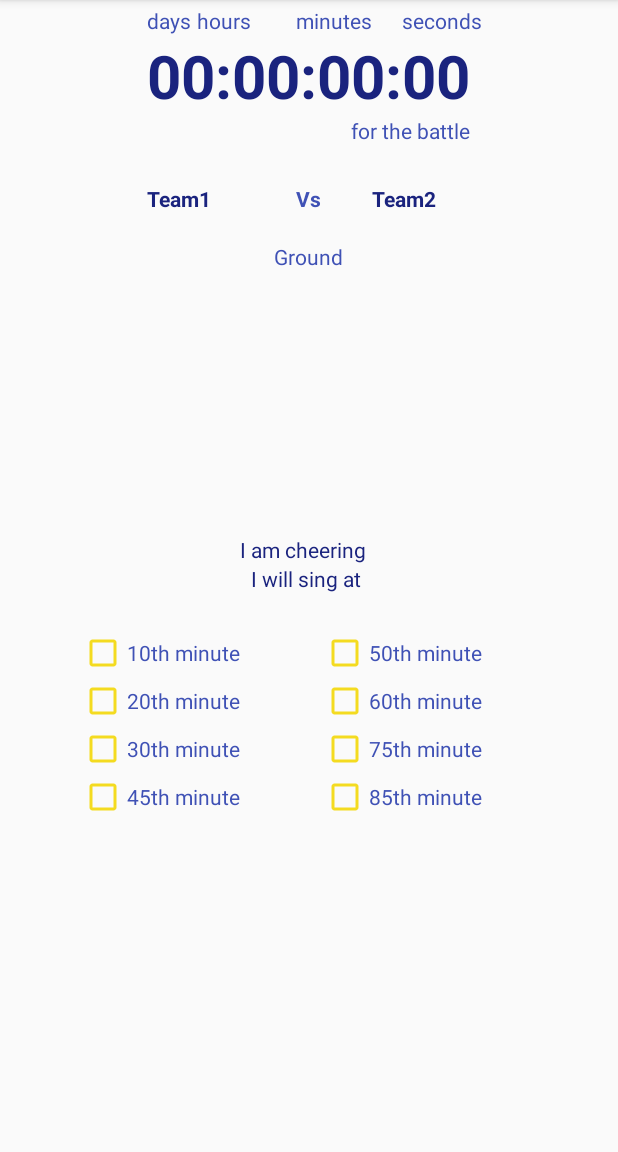
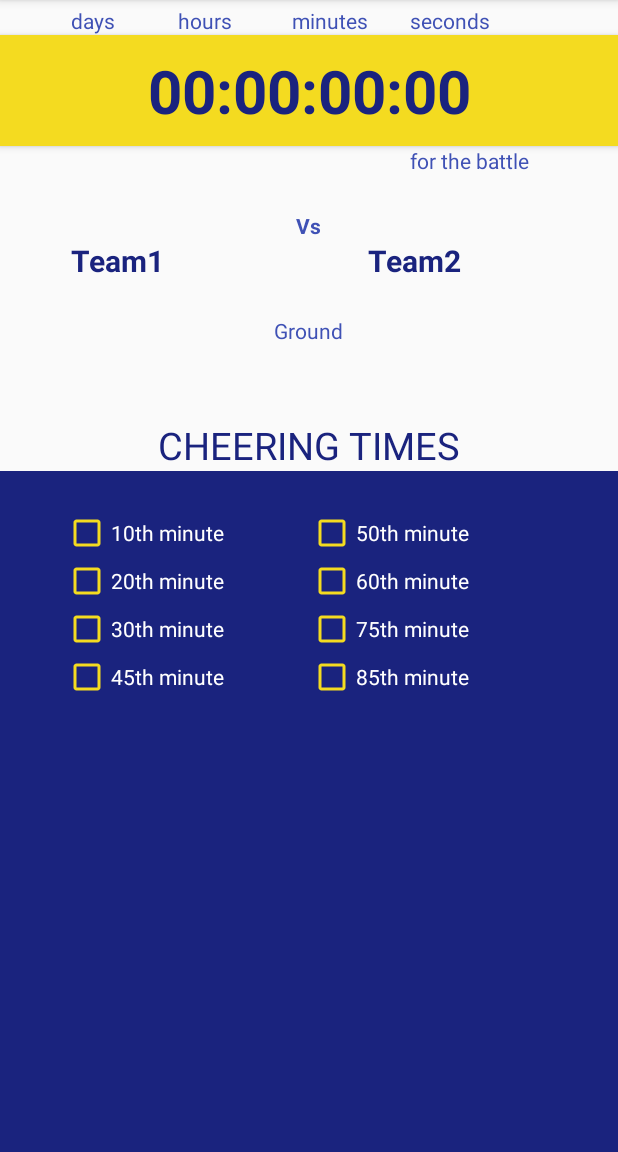
Before and after one commit to Arpoapps/apps, an Android app: the fragment ISLMatchPage placed in its activity, on a phone screen of 412 x 824 dp, the part 84-1236 px from its top. Run offline under Robolectric (Android 15) with nearby library versions, the phone set to English and light mode, and no system bars; libraries missing offline, so code that uses them is left out: org.apache.commons; 2 statements that could not run were skipped.

Commit message:
Shambus changes via mail

```diff
--- a/Aarppo/app/src/main/java/com/appstory/aarppo/AarpoBlast.java
+++ b/Aarppo/app/src/main/java/com/appstory/aarppo/AarpoBlast.java
@@ -23,7 +23,7 @@ import java.util.concurrent.TimeUnit;
 
 public class AarpoBlast extends AppCompatActivity {
     long timeLeft;
-    TextView txtCountDown;// = (TextView)findViewById(R.id.txt_counter_cheer);
+    TextView txtCountDown,txtarpo;// = (TextView)findViewById(R.id.txt_counter_cheer);
 
     Handler handler2;
     Boolean bool = false;
@@ -71,6 +71,7 @@ public class AarpoBlast extends AppCompatActivity {
             {
                 handler2.removeCallbacks(updateTimer);
                 txtCountDown.setVisibility(View.GONE);
+                txtarpo.setVisibility(View.GONE);
 
                 dhandler= new Handler();
                 dhandler.postDelayed(new Runnable() {
@@ -102,7 +103,7 @@ public class AarpoBlast extends AppCompatActivity {
         setContentView(R.layout.activity_aarpo_blast);
         donotplay = false;
         txtCountDown = (TextView)findViewById(R.id.txt_counter_cheer);
-
+        txtarpo= (TextView) findViewById(R.id.textarpo);
 
         matchTime = getIntent().getLongExtra("todaysGameTime",0);
         Date dt= getDateNow();
--- a/Aarppo/app/src/main/res/layout/fragment_islmatch_page.xml
+++ b/Aarppo/app/src/main/res/layout/fragment_islmatch_page.xml
@@ -3,8 +3,6 @@
     android:layout_width="match_parent"
     android:layout_height="match_parent"
     android:layout_marginTop="60sp"
-    android:layout_marginLeft="10sp"
-    android:layout_marginRight="10sp"
     tools:context="com.appstory.aarppo.ISLMatchPage">
 
     <!-- TODO: Update blank fragment layout -->
@@ -14,8 +12,60 @@
         android:orientation="vertical"
         android:layout_width="match_parent"
         android:layout_height="match_parent"
-        android:layout_gravity="left|bottom">
+        android:layout_gravity="center">
 
+        <TextView
+            android:layout_width="wrap_content"
+            android:layout_height="wrap_content"
+            android:text="days"
+            android:textColor="@color/colorAccent"
+            android:id="@+id/textView4"
+            android:layout_marginStart="47dp"
+            android:layout_alignParentTop="true"
+            android:layout_alignParentStart="true" />
+        <TextView
+            android:layout_width="wrap_content"
+            android:layout_height="wrap_content"
+            android:text="hours"
+            android:textColor="@color/colorAccent"
+            android:id="@+id/textView5"
+            android:layout_marginStart="42dp"
+            android:layout_above="@+id/txt_countDown"
+            android:layout_toEndOf="@+id/textView4" />
+        <TextView
+            android:layout_width="wrap_content"
+            android:layout_height="wrap_content"
+            android:text="minutes"
+            android:textColor="@color/colorAccent"
+            android:id="@+id/textView6"
+            android:layout_marginStart="40dp"
+            android:layout_alignParentTop="true"
+            android:layout_toEndOf="@+id/textView5" />
+        <TextView
+            android:layout_width="wrap_content"
+            android:layout_height="wrap_content"
+            android:text="seconds"
+            android:textColor="@color/colorAccent"
+            android:id="@+id/textView7"
+            android:layout_alignParentTop="true"
+            android:layout_toEndOf="@+id/textView6"
+            android:layout_marginStart="28dp" />
+
+        <TextView
+            android:layout_width="match_parent"
+            android:layout_height="wrap_content"
+            android:paddingTop="10dp"
+            android:paddingBottom="10dp"
+            android:text="00: 00 : 00 : 00"
+            android:textColor="@color/colorPrimary"
+            android:textStyle="bold"
+            android:background="@color/colorPrimaryDark"
+            android:gravity="center"
+            android:id="@+id/txt_countDown"
+            android:textSize="40sp"
+            android:elevation="3dp"
+            android:layout_below="@+id/textView4"
+            android:layout_alignParentStart="true" />
         <TextView
             android:layout_width="wrap_content"
             android:layout_height="wrap_content"
@@ -25,54 +75,7 @@
             android:textAlignment="center"
             android:layout_gravity="right"
             android:layout_below="@+id/txt_countDown"
-            android:layout_alignEnd="@+id/txt_countDown" />
-
-        <TextView
-            android:layout_width="wrap_content"
-            android:layout_height="wrap_content"
-            android:text="days"
-            android:textColor="@color/colorAccent"
-            android:id="@+id/textView4"
-            android:layout_alignParentTop="true"
-            android:layout_alignStart="@+id/txt_countDown" />
-
-        <TextView
-            android:layout_width="wrap_content"
-            android:layout_height="wrap_content"
-            android:text="hours"
-            android:textColor="@color/colorAccent"
-            android:id="@+id/textView5"
-            android:layout_alignParentTop="true"
-            android:layout_toStartOf="@+id/textView10" />
-
-        <TextView
-            android:layout_width="wrap_content"
-            android:layout_height="wrap_content"
-            android:text="00: 00 : 00 : 00"
-            android:textColor="@color/colorPrimary"
-            android:textStyle="bold"
-            android:id="@+id/txt_countDown"
-            android:textSize="40sp"
-            android:layout_below="@+id/textView5"
-            android:layout_centerHorizontal="true" />
-
-        <TextView
-            android:layout_width="wrap_content"
-            android:layout_height="wrap_content"
-            android:text="minutes"
-            android:textColor="@color/colorAccent"
-            android:id="@+id/textView6"
-            android:layout_alignParentTop="true"
-            android:layout_alignStart="@+id/textView8" />
-
-        <TextView
-            android:layout_width="wrap_content"
-            android:layout_height="wrap_content"
-            android:text="seconds"
-            android:textColor="@color/colorAccent"
-            android:id="@+id/textView7"
-            android:layout_alignParentTop="true"
-            android:layout_alignEnd="@+id/chk_Aarpo5" />
+            android:layout_alignStart="@+id/textView7" />
 
         <TextView
             android:layout_width="wrap_content"
@@ -82,12 +85,11 @@
             android:lines="2"
             android:id="@+id/isl_team1"
             android:textStyle="bold"
+            android:textSize="20dp"
             android:textColor="@color/colorPrimary"
-            android:layout_marginTop="26dp"
-            android:layout_below="@+id/textView"
-            android:layout_alignStart="@+id/txt_countDown"
-            android:layout_toStartOf="@+id/textView10" />
-
+            android:layout_below="@+id/textView8"
+            android:layout_alignEnd="@+id/textView5"
+            android:layout_alignStart="@+id/textView4" />
         <TextView
             android:layout_width="wrap_content"
             android:layout_height="wrap_content"
@@ -95,95 +97,100 @@
             android:textStyle="bold"
             android:textColor="@color/colorAccent"
             android:id="@+id/textView8"
-            android:layout_alignTop="@+id/isl_team1"
+            android:layout_marginTop="24dp"
+            android:layout_below="@+id/textView"
             android:layout_centerHorizontal="true" />
-
         <TextView
             android:layout_width="wrap_content"
             android:layout_height="wrap_content"
             android:text="Team2"
             android:textStyle="bold"
+            android:textSize="20dp"
             android:textColor="@color/colorPrimary"
             android:maxLines="2"
             android:lines="2"
             android:id="@+id/isl_team2"
-            android:layout_alignTop="@+id/textView8"
-            android:layout_alignEnd="@+id/txt_countDown"
+            android:layout_alignTop="@+id/isl_team1"
+            android:layout_alignEnd="@+id/textView"
             android:layout_toEndOf="@+id/textView6" />
-
         <TextView
             android:layout_width="wrap_content"
             android:layout_height="wrap_content"
             android:text="Ground"
             android:textColor="@color/colorAccent"
             android:id="@+id/isl_ground"
-            android:layout_marginTop="19dp"
-            android:layout_below="@+id/textView8"
+            android:layout_below="@+id/isl_team2"
             android:layout_centerHorizontal="true" />
-
         <TextView
-            android:layout_width="wrap_content"
+            android:layout_width="match_parent"
             android:layout_height="wrap_content"
-            android:text="I am cheering"
+            android:gravity="center"
+            android:text="CHEERING TIMES"
+            android:textSize="25dp"
             android:id="@+id/textView9"
             android:textColor="@color/colorPrimary"
-            android:layout_above="@+id/textView10"
-            android:layout_alignEnd="@+id/textView10" />
-
-        <TextView
-            android:layout_width="wrap_content"
-            android:layout_height="wrap_content"
-            android:text="I will sing at "
-            android:textColor="@color/colorPrimary"
-            android:id="@+id/textView10"
-            android:layout_centerVertical="true"
-            android:layout_centerHorizontal="true" />
-
+            android:layout_marginTop="49dp"
+            android:layout_below="@+id/isl_ground"
+            android:layout_alignParentStart="true" />
+        <RelativeLayout
+            android:layout_width="match_parent"
+            android:layout_height="fill_parent"
+            android:background="@color/colorPrimary"
+            android:layout_below="@+id/textView9"
+            android:layout_alignParentStart="true">
             <CheckBox
                 android:layout_width="wrap_content"
                 android:layout_height="wrap_content"
                 android:text="10th minute"
                 android:id="@+id/chk_Aarpo1"
-            android:layout_marginTop="24dp"
                 android:checked="false"
-            android:textColor="@color/colorAccent"
+                android:textColor="#ffffff"
                 android:buttonTint="@color/colorPrimaryDark"
-            android:layout_below="@+id/textView10"
-            android:layout_toStartOf="@+id/textView9" />
-
+                android:layout_marginStart="42dp"
+                android:layout_alignParentTop="true"
+                android:layout_alignParentStart="true"
+                android:layout_marginTop="25dp" />
             <CheckBox
                 android:layout_width="wrap_content"
                 android:layout_height="wrap_content"
                 android:text="20th minute"
                 android:id="@+id/chk_Aarpo2"
                 android:checked="false"
-            android:textColor="@color/colorAccent"
+                android:textColor="#ffffff"
                 android:buttonTint="@color/colorPrimaryDark"
                 android:layout_below="@+id/chk_Aarpo1"
                 android:layout_alignStart="@+id/chk_Aarpo1" />
-
             <CheckBox
                 android:layout_width="wrap_content"
                 android:layout_height="wrap_content"
                 android:text="30th minute"
                 android:id="@+id/chk_Aarpo3"
                 android:checked="false"
-            android:textColor="@color/colorAccent"
+                android:textColor="#ffffff"
                 android:buttonTint="@color/colorPrimaryDark"
                 android:layout_below="@+id/chk_Aarpo2"
                 android:layout_alignStart="@+id/chk_Aarpo2" />
-
+            <CheckBox
+                android:layout_width="wrap_content"
+                android:layout_height="wrap_content"
+                android:text="45th minute"
+                android:id="@+id/chk_Aarpo4"
+                android:checked="false"
+                android:textColor="#ffffff"
+                android:buttonTint="@color/colorPrimaryDark"
+                android:layout_below="@+id/chk_Aarpo3"
+                android:layout_alignStart="@+id/chk_Aarpo3" />
             <CheckBox
                 android:layout_width="wrap_content"
                 android:layout_height="wrap_content"
                 android:text="50th minute"
                 android:id="@+id/chk_Aarpo5"
                 android:checked="false"
-            android:textColor="@color/colorAccent"
+                android:textColor="#ffffff"
                 android:buttonTint="@color/colorPrimaryDark"
-            android:layout_alignTop="@+id/chk_Aarpo1"
-            android:layout_toEndOf="@+id/textView8" />
-
+                android:layout_marginStart="56dp"
+                android:layout_above="@+id/chk_Aarpo6"
+                android:layout_toEndOf="@+id/chk_Aarpo1" />
             <CheckBox
                 android:layout_width="wrap_content"
                 android:layout_height="wrap_content"
@@ -192,9 +199,8 @@
                 android:layout_alignBottom="@+id/chk_Aarpo2"
                 android:layout_alignStart="@+id/chk_Aarpo5"
                 android:checked="false"
-            android:textColor="@color/colorAccent"
+                android:textColor="#ffffff"
                 android:buttonTint="@color/colorPrimaryDark"/>
-
             <CheckBox
                 android:layout_width="wrap_content"
                 android:layout_height="wrap_content"
@@ -203,20 +209,8 @@
                 android:layout_alignTop="@+id/chk_Aarpo3"
                 android:layout_alignStart="@+id/chk_Aarpo6"
                 android:checked="false"
-            android:textColor="@color/colorAccent"
+                android:textColor="#ffffff"
                 android:buttonTint="@color/colorPrimaryDark"/>
-
-        <CheckBox
-            android:layout_width="wrap_content"
-            android:layout_height="wrap_content"
-            android:text="45th minute"
-            android:id="@+id/chk_Aarpo4"
-            android:checked="false"
-            android:textColor="@color/colorAccent"
-            android:buttonTint="@color/colorPrimaryDark"
-            android:layout_below="@+id/chk_Aarpo3"
-            android:layout_alignStart="@+id/chk_Aarpo3" />
-
             <CheckBox
                 android:layout_width="wrap_content"
                 android:layout_height="wrap_content"
@@ -225,7 +219,10 @@
                 android:layout_alignBottom="@+id/chk_Aarpo4"
                 android:layout_alignStart="@+id/chk_Aarpo7"
                 android:checked="false"
-            android:textColor="@color/colorAccent"
+                android:textColor="#ffffff"
                 android:buttonTint="@color/colorPrimaryDark"/>
         </RelativeLayout>
+
+
+    </RelativeLayout>
 </FrameLayout>
```
Also changed, not shown: Aarppo/app/src/main/java/com/appstory/aarppo/BlastersMain.java (+43 -10 lines), Aarppo/app/src/main/java/com/appstory/aarppo/BlastersSplash.java (+15 -5 lines), Aarppo/app/src/main/res/layout/activity_aarpo_blast.xml (+17 -4 lines), Aarppo/app/src/main/res/layout/custom_list_match_schedule.xml (+47 -86 lines). Lines whose indentation alone changed are shown as unchanged.
